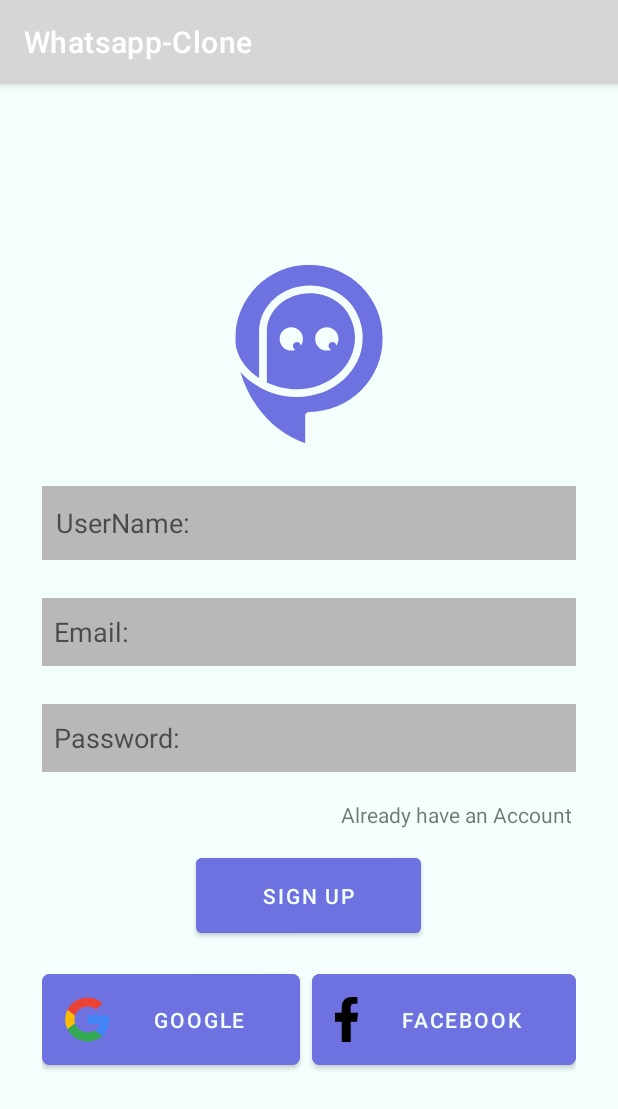
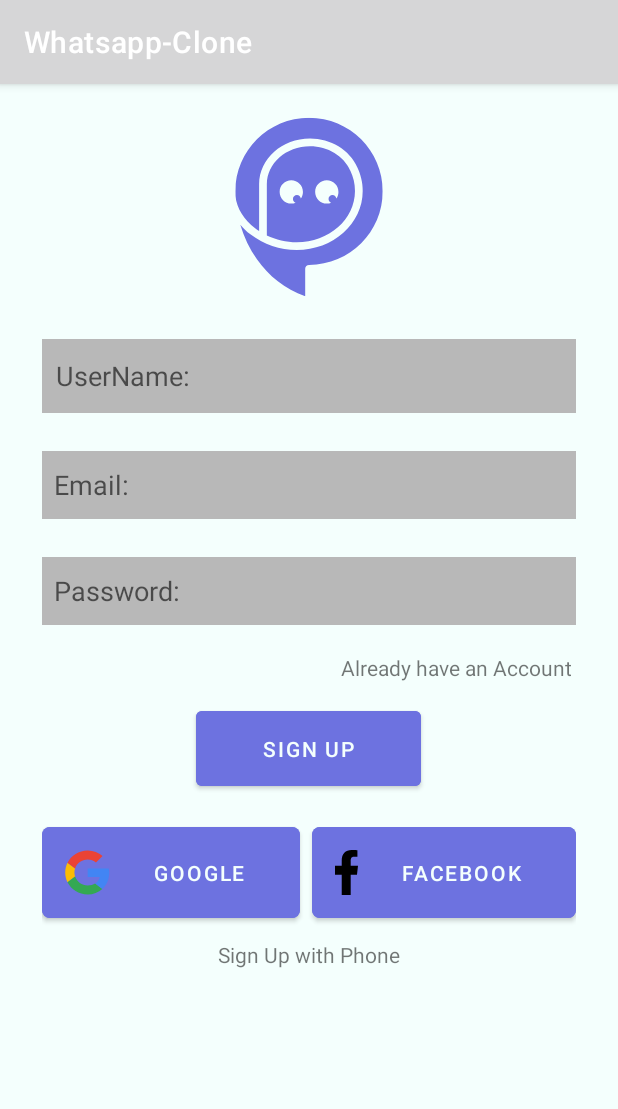
Before and after one commit to EvertzHamiltonIsaac/Final-Project-Mobile, an Android app: the screen it shows after launch (SignUpActivity), on a phone screen of 412 x 824 dp. Shown: the top 1109 px of the screen. Run offline under Robolectric (Android 15) with nearby library versions, the phone set to English and light mode, and no system bars.

Commit message:
Agregated the option "Sign Up with Phone"

```diff
--- a/app/src/main/res/layout/activity_sign_up.xml
+++ b/app/src/main/res/layout/activity_sign_up.xml
@@ -114,7 +114,17 @@
                 android:text="Facebook"
                 android:textColor="@color/MintCream"
                 app:cornerRadius="5dp" />
+
         </LinearLayout>
 
     </LinearLayout>
+
+    <TextView
+        android:id="@+id/textView2"
+        android:layout_width="wrap_content"
+        android:layout_height="wrap_content"
+        android:layout_marginTop="5dp"
+        android:layout_weight="1"
+        android:padding="3dp"
+        android:text="Sign Up with Phone" />
 </LinearLayout>
```
